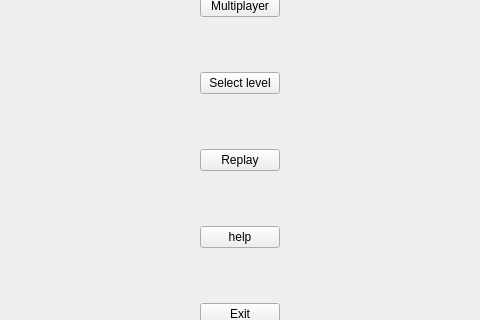
parni-mlaticky/ICP, file src/mainmenu.ui: the form before one commit; both pictures show x 150 to 630 and y 171 to 491 of the 800 by 600 pixel window.
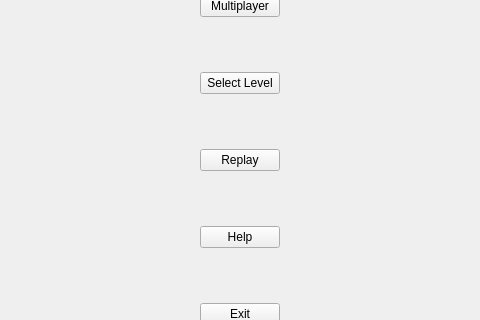
The form after the commit.

Commit message: Changed Help menu

Diff of the .ui file:
```diff
--- a/src/mainmenu.ui
+++ b/src/mainmenu.ui
@@ -49,7 +49,7 @@
         <item alignment="Qt::AlignHCenter">
           <widget class="QPushButton" name="selectLevelButton">
             <property name="text">
-              <string>Select level</string>
+              <string>Select Level</string>
             </property>
             <property name="flat">
               <bool>false</bool>
@@ -66,7 +66,7 @@
         <item alignment="Qt::AlignHCenter">
           <widget class="QPushButton" name="helpButton">
             <property name="text">
-              <string>help</string>
+              <string>Help</string>
             </property>
           </widget>
         </item>
```
Left out of the diff: 2 changed lines with no effect on the pictures. The commit also changes 2 other files.
